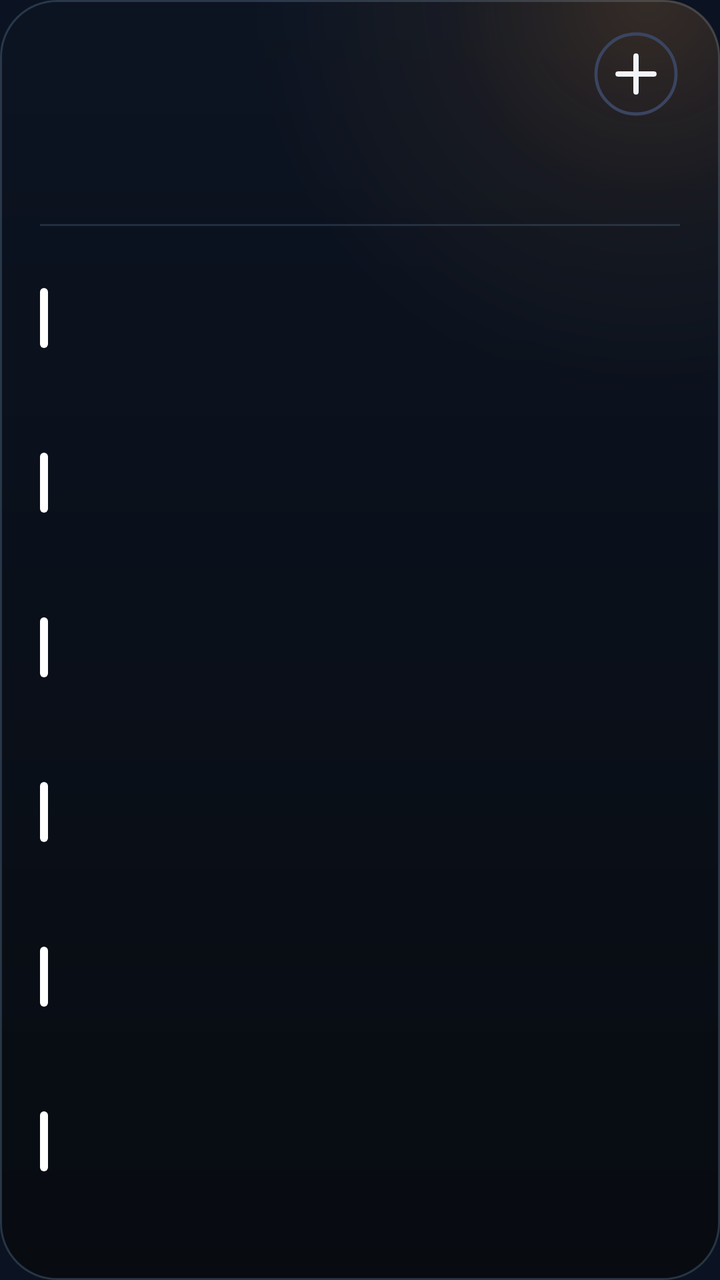
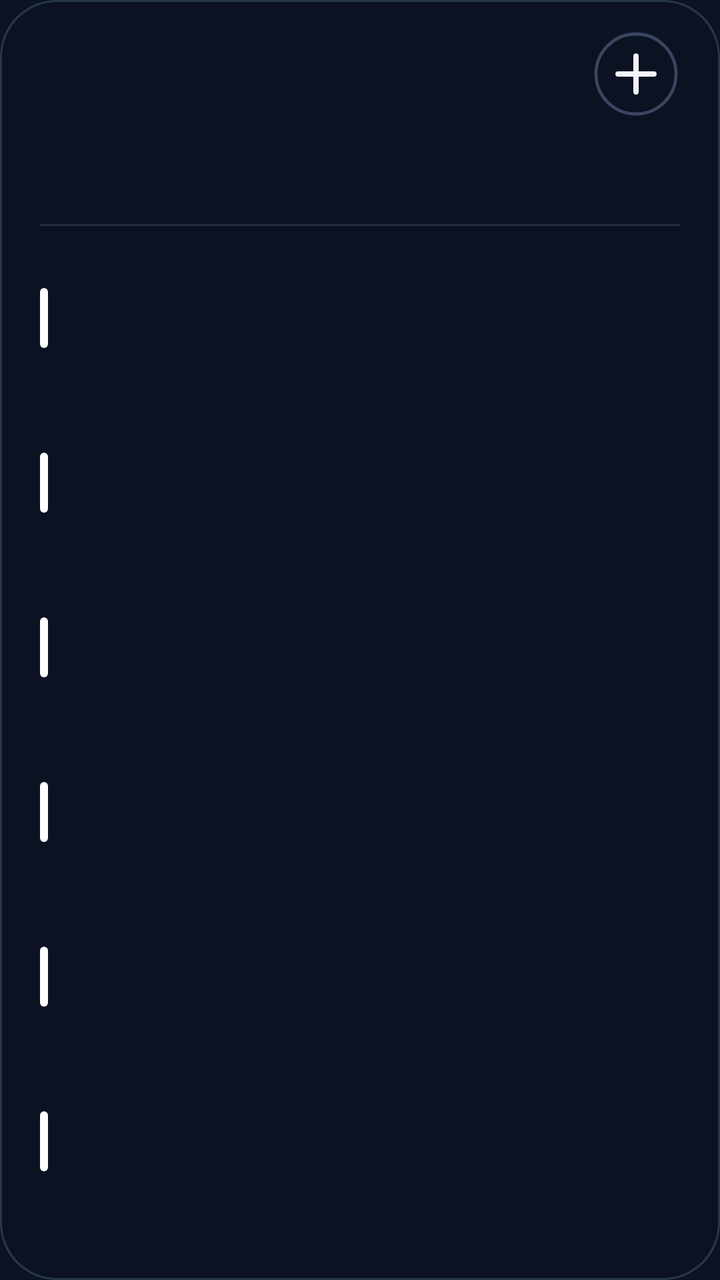

An Android layout rendered at two revisions. The XML below is the earlier revision; the diff shows what the commit changed to produce the second picture.
<!-- AndroidManifest.xml: application theme AppTheme -->
<!-- res/layout/cal_k6.xml -->
<?xml version="1.0" encoding="utf-8"?>
<FrameLayout xmlns:android="http://schemas.android.com/apk/res/android"
    android:id="@+id/root"
    android:layout_width="match_parent"
    android:layout_height="match_parent"
    android:padding="0dp">

    <LinearLayout
        android:id="@+id/panel"
        android:layout_width="match_parent"
        android:layout_height="match_parent"
        android:background="@drawable/cal_panel"
        android:orientation="vertical"
        android:paddingStart="20dp"
        android:paddingTop="13dp"
        android:paddingEnd="20dp"
        android:paddingBottom="14dp">

        
        <LinearLayout
            android:layout_width="match_parent"
            android:layout_height="48dp"
            android:gravity="center_vertical"
            android:orientation="horizontal">
        <ImageView
            android:id="@+id/cal_day"
            android:layout_width="wrap_content"
            android:layout_height="47dp"
            android:adjustViewBounds="true"
            android:scaleType="fitStart" />

            <LinearLayout
                android:layout_width="0dp"
                android:layout_height="wrap_content"
                android:layout_marginStart="12dp"
                android:layout_weight="1"
                android:orientation="vertical">
                <ImageView
                    android:id="@+id/cal_month"
                    android:layout_width="match_parent"
                    android:layout_height="23dp"
                    android:adjustViewBounds="true"
                    android:scaleType="fitStart" />
                <ImageView
                    android:id="@+id/cal_sub"
                    android:layout_width="match_parent"
                    android:layout_height="16dp"
                    android:adjustViewBounds="true"
                    android:layout_marginTop="2dp"
                    android:scaleType="fitStart" />
            </LinearLayout>

            <ImageView
                android:id="@+id/btn_add"
                android:layout_width="44dp"
                android:layout_height="44dp"
                android:contentDescription="New event"
                android:src="@drawable/ic_cal_add" />
        </LinearLayout>

        
        <LinearLayout
            android:layout_width="match_parent"
            android:layout_height="44dp"
            android:layout_marginTop="2dp"
            android:orientation="horizontal">
            <LinearLayout
                android:layout_width="0dp"
                android:layout_height="match_parent"
                android:layout_weight="1"
                android:gravity="center_horizontal"
                android:orientation="vertical">
                <ImageView
                    android:id="@+id/wk_label_0"
                    android:layout_width="wrap_content"
                    android:layout_height="14dp"
                    android:adjustViewBounds="true"
                    android:scaleType="fitCenter" />
                <ImageView
                    android:id="@+id/wk_num_0"
                    android:layout_width="26dp"
                    android:layout_height="26dp"
                    android:adjustViewBounds="true"
                    android:layout_marginTop="3dp"
                    android:scaleType="fitCenter" />
            </LinearLayout>
            <LinearLayout
                android:layout_width="0dp"
                android:layout_height="match_parent"
                android:layout_weight="1"
                android:gravity="center_horizontal"
                android:orientation="vertical">
                <ImageView
                    android:id="@+id/wk_label_1"
                    android:layout_width="wrap_content"
                    android:layout_height="14dp"
                    android:adjustViewBounds="true"
                    android:scaleType="fitCenter" />
                <ImageView
                    android:id="@+id/wk_num_1"
                    android:layout_width="26dp"
                    android:layout_height="26dp"
                    android:adjustViewBounds="true"
                    android:layout_marginTop="3dp"
                    android:scaleType="fitCenter" />
            </LinearLayout>
            <LinearLayout
                android:layout_width="0dp"
                android:layout_height="match_parent"
                android:layout_weight="1"
                android:gravity="center_horizontal"
                android:orientation="vertical">
                <ImageView
                    android:id="@+id/wk_label_2"
                    android:layout_width="wrap_content"
                    android:layout_height="14dp"
                    android:adjustViewBounds="true"
                    android:scaleType="fitCenter" />
                <ImageView
                    android:id="@+id/wk_num_2"
                    android:layout_width="26dp"
                    android:layout_height="26dp"
                    android:adjustViewBounds="true"
                    android:layout_marginTop="3dp"
                    android:scaleType="fitCenter" />
            </LinearLayout>
            <LinearLayout
                android:layout_width="0dp"
                android:layout_height="match_parent"
                android:layout_weight="1"
                android:gravity="center_horizontal"
                android:orientation="vertical">
                <ImageView
                    android:id="@+id/wk_label_3"
                    android:layout_width="wrap_content"
                    android:layout_height="14dp"
                    android:adjustViewBounds="true"
                    android:scaleType="fitCenter" />
                <ImageView
                    android:id="@+id/wk_num_3"
                    android:layout_width="26dp"
                    android:layout_height="26dp"
                    android:adjustViewBounds="true"
                    android:layout_marginTop="3dp"
                    android:scaleType="fitCenter" />
            </LinearLayout>
            <LinearLayout
                android:layout_width="0dp"
                android:layout_height="match_parent"
                android:layout_weight="1"
                android:gravity="center_horizontal"
                android:orientation="vertical">
                <ImageView
                    android:id="@+id/wk_label_4"
                    android:layout_width="wrap_content"
                    android:layout_height="14dp"
                    android:adjustViewBounds="true"
                    android:scaleType="fitCenter" />
                <ImageView
                    android:id="@+id/wk_num_4"
                    android:layout_width="26dp"
                    android:layout_height="26dp"
                    android:adjustViewBounds="true"
                    android:layout_marginTop="3dp"
                    android:scaleType="fitCenter" />
            </LinearLayout>
            <LinearLayout
                android:layout_width="0dp"
                android:layout_height="match_parent"
                android:layout_weight="1"
                android:gravity="center_horizontal"
                android:orientation="vertical">
                <ImageView
                    android:id="@+id/wk_label_5"
                    android:layout_width="wrap_content"
                    android:layout_height="14dp"
                    android:adjustViewBounds="true"
                    android:scaleType="fitCenter" />
                <ImageView
                    android:id="@+id/wk_num_5"
                    android:layout_width="26dp"
                    android:layout_height="26dp"
                    android:adjustViewBounds="true"
                    android:layout_marginTop="3dp"
                    android:scaleType="fitCenter" />
            </LinearLayout>
            <LinearLayout
                android:layout_width="0dp"
                android:layout_height="match_parent"
                android:layout_weight="1"
                android:gravity="center_horizontal"
                android:orientation="vertical">
                <ImageView
                    android:id="@+id/wk_label_6"
                    android:layout_width="wrap_content"
                    android:layout_height="14dp"
                    android:adjustViewBounds="true"
                    android:scaleType="fitCenter" />
                <ImageView
                    android:id="@+id/wk_num_6"
                    android:layout_width="26dp"
                    android:layout_height="26dp"
                    android:adjustViewBounds="true"
                    android:layout_marginTop="3dp"
                    android:scaleType="fitCenter" />
            </LinearLayout>
        </LinearLayout>

        <ImageView
            android:layout_width="match_parent"
            android:layout_height="1dp"
            android:layout_marginTop="5dp"
            android:layout_marginBottom="5dp"
            android:scaleType="fitXY"
            android:src="@drawable/cal_divider" />

        
        <LinearLayout
            android:layout_width="match_parent"
            android:layout_height="0dp"
            android:layout_weight="1"
            android:orientation="vertical">
        <LinearLayout
            android:id="@+id/cal_row_0"
            android:layout_width="match_parent"
            android:layout_height="0dp"
            android:layout_weight="1"
            android:gravity="center_vertical"
            android:orientation="horizontal">

            <ImageView
                android:id="@+id/cal_bar_0"
                android:layout_width="4dp"
                android:layout_height="30dp"
                android:layout_marginEnd="11dp"
                android:scaleType="fitXY"
                android:src="@drawable/cal_bar" />

            <LinearLayout
                android:layout_width="0dp"
                android:layout_height="wrap_content"
                android:layout_weight="1"
                android:orientation="vertical">

                <LinearLayout
                    android:layout_width="match_parent"
                    android:layout_height="wrap_content"
                    android:orientation="horizontal">
                    <ImageView
                        android:id="@+id/cal_time_0"
                        android:layout_width="wrap_content"
                        android:layout_height="16dp"
                        android:adjustViewBounds="true"
                        android:scaleType="fitStart" />
                    <ImageView
                        android:id="@+id/cal_hint_0"
                        android:layout_width="wrap_content"
                        android:layout_height="16dp"
                        android:adjustViewBounds="true"
                        android:layout_marginStart="9dp"
                        android:scaleType="fitStart" />
                </LinearLayout>
                <ImageView
                    android:id="@+id/cal_title_0"
                    android:layout_width="match_parent"
                    android:layout_height="22dp"
                    android:adjustViewBounds="true"
                    android:layout_marginTop="1dp"
                    android:scaleType="fitStart" />
            </LinearLayout>
        </LinearLayout>
        <LinearLayout
            android:id="@+id/cal_row_1"
            android:layout_width="match_parent"
            android:layout_height="0dp"
            android:layout_weight="1"
            android:gravity="center_vertical"
            android:orientation="horizontal">

            <ImageView
                android:id="@+id/cal_bar_1"
                android:layout_width="4dp"
                android:layout_height="30dp"
                android:layout_marginEnd="11dp"
                android:scaleType="fitXY"
                android:src="@drawable/cal_bar" />

            <LinearLayout
                android:layout_width="0dp"
                android:layout_height="wrap_content"
                android:layout_weight="1"
                android:orientation="vertical">

                <LinearLayout
                    android:layout_width="match_parent"
                    android:layout_height="wrap_content"
                    android:orientation="horizontal">
                    <ImageView
                        android:id="@+id/cal_time_1"
                        android:layout_width="wrap_content"
                        android:layout_height="16dp"
                        android:adjustViewBounds="true"
                        android:scaleType="fitStart" />
                    <ImageView
                        android:id="@+id/cal_hint_1"
                        android:layout_width="wrap_content"
                        android:layout_height="16dp"
                        android:adjustViewBounds="true"
                        android:layout_marginStart="9dp"
                        android:scaleType="fitStart" />
                </LinearLayout>
                <ImageView
                    android:id="@+id/cal_title_1"
                    android:layout_width="match_parent"
                    android:layout_height="22dp"
                    android:adjustViewBounds="true"
                    android:layout_marginTop="1dp"
                    android:scaleType="fitStart" />
            </LinearLayout>
        </LinearLayout>
        <LinearLayout
            android:id="@+id/cal_row_2"
            android:layout_width="match_parent"
            android:layout_height="0dp"
            android:layout_weight="1"
            android:gravity="center_vertical"
            android:orientation="horizontal">

            <ImageView
                android:id="@+id/cal_bar_2"
                android:layout_width="4dp"
                android:layout_height="30dp"
                android:layout_marginEnd="11dp"
                android:scaleType="fitXY"
                android:src="@drawable/cal_bar" />

            <LinearLayout
                android:layout_width="0dp"
                android:layout_height="wrap_content"
                android:layout_weight="1"
                android:orientation="vertical">

                <LinearLayout
                    android:layout_width="match_parent"
                    android:layout_height="wrap_content"
                    android:orientation="horizontal">
                    <ImageView
                        android:id="@+id/cal_time_2"
                        android:layout_width="wrap_content"
                        android:layout_height="16dp"
                        android:adjustViewBounds="true"
                        android:scaleType="fitStart" />
                    <ImageView
                        android:id="@+id/cal_hint_2"
                        android:layout_width="wrap_content"
                        android:layout_height="16dp"
                        android:adjustViewBounds="true"
                        android:layout_marginStart="9dp"
                        android:scaleType="fitStart" />
                </LinearLayout>
                <ImageView
                    android:id="@+id/cal_title_2"
                    android:layout_width="match_parent"
                    android:layout_height="22dp"
                    android:adjustViewBounds="true"
                    android:layout_marginTop="1dp"
                    android:scaleType="fitStart" />
            </LinearLayout>
        </LinearLayout>
        <LinearLayout
            android:id="@+id/cal_row_3"
            android:layout_width="match_parent"
            android:layout_height="0dp"
            android:layout_weight="1"
            android:gravity="center_vertical"
            android:orientation="horizontal">

            <ImageView
                android:id="@+id/cal_bar_3"
                android:layout_width="4dp"
                android:layout_height="30dp"
                android:layout_marginEnd="11dp"
                android:scaleType="fitXY"
                android:src="@drawable/cal_bar" />

            <LinearLayout
                android:layout_width="0dp"
                android:layout_height="wrap_content"
                android:layout_weight="1"
                android:orientation="vertical">

                <LinearLayout
                    android:layout_width="match_parent"
                    android:layout_height="wrap_content"
                    android:orientation="horizontal">
                    <ImageView
                        android:id="@+id/cal_time_3"
                        android:layout_width="wrap_content"
                        android:layout_height="16dp"
                        android:adjustViewBounds="true"
                        android:scaleType="fitStart" />
                    <ImageView
                        android:id="@+id/cal_hint_3"
                        android:layout_width="wrap_content"
                        android:layout_height="16dp"
                        android:adjustViewBounds="true"
                        android:layout_marginStart="9dp"
                        android:scaleType="fitStart" />
                </LinearLayout>
                <ImageView
                    android:id="@+id/cal_title_3"
                    android:layout_width="match_parent"
                    android:layout_height="22dp"
                    android:adjustViewBounds="true"
                    android:layout_marginTop="1dp"
                    android:scaleType="fitStart" />
            </LinearLayout>
        </LinearLayout>
        <LinearLayout
            android:id="@+id/cal_row_4"
            android:layout_width="match_parent"
            android:layout_height="0dp"
            android:layout_weight="1"
            android:gravity="center_vertical"
            android:orientation="horizontal">

            <ImageView
                android:id="@+id/cal_bar_4"
                android:layout_width="4dp"
                android:layout_height="30dp"
                android:layout_marginEnd="11dp"
                android:scaleType="fitXY"
                android:src="@drawable/cal_bar" />

            <LinearLayout
                android:layout_width="0dp"
                android:layout_height="wrap_content"
                android:layout_weight="1"
                android:orientation="vertical">

                <LinearLayout
                    android:layout_width="match_parent"
                    android:layout_height="wrap_content"
                    android:orientation="horizontal">
                    <ImageView
                        android:id="@+id/cal_time_4"
                        android:layout_width="wrap_content"
                        android:layout_height="16dp"
                        android:adjustViewBounds="true"
                        android:scaleType="fitStart" />
                    <ImageView
                        android:id="@+id/cal_hint_4"
                        android:layout_width="wrap_content"
                        android:layout_height="16dp"
                        android:adjustViewBounds="true"
                        android:layout_marginStart="9dp"
                        android:scaleType="fitStart" />
                </LinearLayout>
                <ImageView
                    android:id="@+id/cal_title_4"
                    android:layout_width="match_parent"
                    android:layout_height="22dp"
                    android:adjustViewBounds="true"
                    android:layout_marginTop="1dp"
                    android:scaleType="fitStart" />
            </LinearLayout>
        </LinearLayout>
        <LinearLayout
            android:id="@+id/cal_row_5"
            android:layout_width="match_parent"
            android:layout_height="0dp"
            android:layout_weight="1"
            android:gravity="center_vertical"
            android:orientation="horizontal">

            <ImageView
                android:id="@+id/cal_bar_5"
                android:layout_width="4dp"
                android:layout_height="30dp"
                android:layout_marginEnd="11dp"
                android:scaleType="fitXY"
                android:src="@drawable/cal_bar" />

            <LinearLayout
                android:layout_width="0dp"
                android:layout_height="wrap_content"
                android:layout_weight="1"
                android:orientation="vertical">

                <LinearLayout
                    android:layout_width="match_parent"
                    android:layout_height="wrap_content"
                    android:orientation="horizontal">
                    <ImageView
                        android:id="@+id/cal_time_5"
                        android:layout_width="wrap_content"
                        android:layout_height="16dp"
                        android:adjustViewBounds="true"
                        android:scaleType="fitStart" />
                    <ImageView
                        android:id="@+id/cal_hint_5"
                        android:layout_width="wrap_content"
                        android:layout_height="16dp"
                        android:adjustViewBounds="true"
                        android:layout_marginStart="9dp"
                        android:scaleType="fitStart" />
                </LinearLayout>
                <ImageView
                    android:id="@+id/cal_title_5"
                    android:layout_width="match_parent"
                    android:layout_height="22dp"
                    android:adjustViewBounds="true"
                    android:layout_marginTop="1dp"
                    android:scaleType="fitStart" />
            </LinearLayout>
        </LinearLayout>
        </LinearLayout>
        <ImageView
            android:id="@+id/cal_more"
            android:layout_width="match_parent"
            android:layout_height="14dp"
            android:adjustViewBounds="true"
            android:scaleType="fitEnd" />
    </LinearLayout>
</FrameLayout>
<!-- resources referenced by this layout -->
<resources>
  <!-- drawable cal_bar (drawable) -->
  <?xml version="1.0" encoding="utf-8"?>
  <shape xmlns:android="http://schemas.android.com/apk/res/android" android:shape="rectangle">
      <solid android:color="#FFFFFFFF" />
      <corners android:radius="2dp" />
  </shape>
  <!-- drawable cal_divider (drawable) -->
  <?xml version="1.0" encoding="utf-8"?>
  <shape xmlns:android="http://schemas.android.com/apk/res/android" android:shape="rectangle">
      <solid android:color="#24AADCFF" />
  </shape>
  <!-- drawable cal_panel (drawable) -->
  <?xml version="1.0" encoding="utf-8"?>
  <layer-list xmlns:android="http://schemas.android.com/apk/res/android">
      <item>
          <shape android:shape="rectangle">
              <gradient android:angle="270" android:startColor="#F00C1322" android:endColor="#F0070A10" />
              <stroke android:width="1dp" android:color="#2EAADCFF" />
              <corners android:radius="@dimen/widget_radius" />
          </shape>
      </item>
      <item>
          <shape android:shape="rectangle">
              <gradient android:type="radial" android:centerX="0.9" android:centerY="0.0" android:gradientRadius="200dp"
                  android:startColor="#2EEB9438" android:centerColor="#0DEB9438" android:endColor="#00EB9438" />
              <corners android:radius="@dimen/widget_radius" />
          </shape>
      </item>
  </layer-list>
  <!-- drawable ic_cal_add (drawable) -->
  <?xml version="1.0" encoding="utf-8"?>
  <vector xmlns:android="http://schemas.android.com/apk/res/android"
      android:width="44dp"
      android:height="44dp"
      android:viewportWidth="44"
      android:viewportHeight="44">
      <path
          android:pathData="M22,22m-20,0a20,20 0,1 1,40 0a20,20 0,1 1,-40 0"
          android:strokeColor="#FF3A4560"
          android:strokeWidth="1.6" />
      <path
          android:pathData="M13,22L31,22M22,13L22,31"
          android:strokeColor="#FFF1F5F9"
          android:strokeLineCap="round"
          android:strokeWidth="2.6" />
  </vector>
  <style name="AppTheme" parent="@android:style/Theme.DeviceDefault.NoActionBar">
          <item name="android:colorAccent">#DF8B35</item>
          <item name="android:colorControlActivated">#DF8B35</item>
          <item name="android:windowBackground">#0B1322</item>
          <item name="android:statusBarColor">#0E111A</item>
          <item name="android:navigationBarColor">#0B1322</item>
          <item name="android:textColorHint">#718096</item>
      </style>
  <dimen name="widget_radius">28dp</dimen>
</resources>

<!-- the commit's change to res/layout/cal_k6.xml (unified diff, before → after) -->
@@ -1,10 +1,17 @@
 <?xml version="1.0" encoding="utf-8"?>
-<FrameLayout xmlns:android="http://schemas.android.com/apk/res/android"
+<FrameLayout
+    xmlns:android="http://schemas.android.com/apk/res/android"
     android:id="@+id/root"
     android:layout_width="match_parent"
     android:layout_height="match_parent"
     android:padding="0dp">
 
+    <ImageView
+        android:id="@+id/cal_bg"
+        android:layout_width="match_parent"
+        android:layout_height="match_parent"
+        android:importantForAccessibility="no"
+        android:scaleType="fitXY" />
     <LinearLayout
         android:id="@+id/panel"
         android:layout_width="match_parent"
<!-- resource entries referenced after the edit -->
@@ -13,22 +13,11 @@
   </shape>
   <!-- drawable cal_panel (drawable) -->
   <?xml version="1.0" encoding="utf-8"?>
-  <layer-list xmlns:android="http://schemas.android.com/apk/res/android">
-      <item>
-          <shape android:shape="rectangle">
-              <gradient android:angle="270" android:startColor="#F00C1322" android:endColor="#F0070A10" />
-              <stroke android:width="1dp" android:color="#2EAADCFF" />
-              <corners android:radius="@dimen/widget_radius" />
-          </shape>
-      </item>
-      <item>
-          <shape android:shape="rectangle">
-              <gradient android:type="radial" android:centerX="0.9" android:centerY="0.0" android:gradientRadius="200dp"
-                  android:startColor="#2EEB9438" android:centerColor="#0DEB9438" android:endColor="#00EB9438" />
-              <corners android:radius="@dimen/widget_radius" />
-          </shape>
-      </item>
-  </layer-list>
+  <shape xmlns:android="http://schemas.android.com/apk/res/android" android:shape="rectangle">
+      <solid android:color="#00000000" />
+      <stroke android:width="1dp" android:color="#2EAADCFF" />
+      <corners android:radius="@dimen/widget_radius" />
+  </shape>
   <!-- drawable ic_cal_add (drawable) -->
   <?xml version="1.0" encoding="utf-8"?>
   <vector xmlns:android="http://schemas.android.com/apk/res/android"
